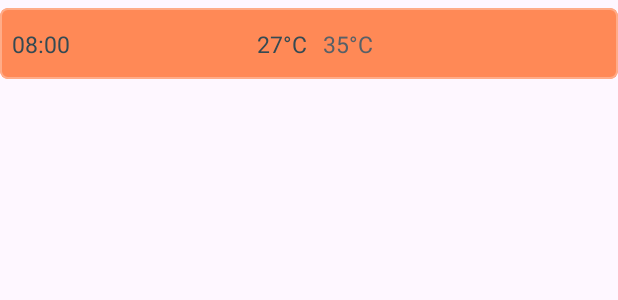
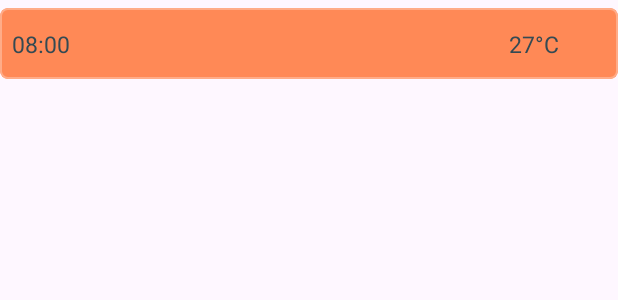
Before and after one commit to ecesudemirkaya/VB_WeatherApp, an Android app: the layout item_container_forecast.xml on its own in the app's theme, with its tools: preview values and no code run, on a phone screen of 412 x 824 dp. Shown: the top 300 px of the screen. Run offline under Robolectric (Android 15) with nearby library versions, the phone set to English and light mode, and no system bars.

Commit message:
fixed forecast hourly

```diff
--- a/app/src/main/res/layout/item_container_forecast.xml
+++ b/app/src/main/res/layout/item_container_forecast.xml
@@ -47,25 +47,10 @@
             android:textColor="@color/textGray"
             android:textSize="@dimen/_12ssp"
             app:layout_constraintBottom_toBottomOf="parent"
-            app:layout_constraintEnd_toStartOf="@+id/textFeelsLikeTemperature"
             app:layout_constraintStart_toEndOf="@id/textTime"
+            app:layout_constraintEnd_toStartOf="@id/imageIcon"
             app:layout_constraintTop_toTopOf="parent"
             tools:text="27\u00B0C" />
-
-        <androidx.appcompat.widget.AppCompatTextView
-            android:id="@+id/textFeelsLikeTemperature"
-            android:layout_width="0dp"
-            android:layout_height="wrap_content"
-            android:layout_marginStart="@dimen/_8sdp"
-            android:layout_marginEnd="@dimen/_8sdp"
-            android:gravity="start"
-            android:textColor="@color/sonicSilver"
-            android:textSize="@dimen/_12ssp"
-            app:layout_constraintBottom_toBottomOf="parent"
-            app:layout_constraintEnd_toStartOf="@id/imageIcon"
-            app:layout_constraintStart_toEndOf="@id/textTemperature"
-            app:layout_constraintTop_toTopOf="parent"
-            tools:text="35\u00B0C"/>
 
     </androidx.constraintlayout.widget.ConstraintLayout>
 
```
Also changed, not shown: app/src/main/java/com/example/vb_weatherapp/fragments/home/WeatherDataAdapter.kt (+4 -4 lines).
